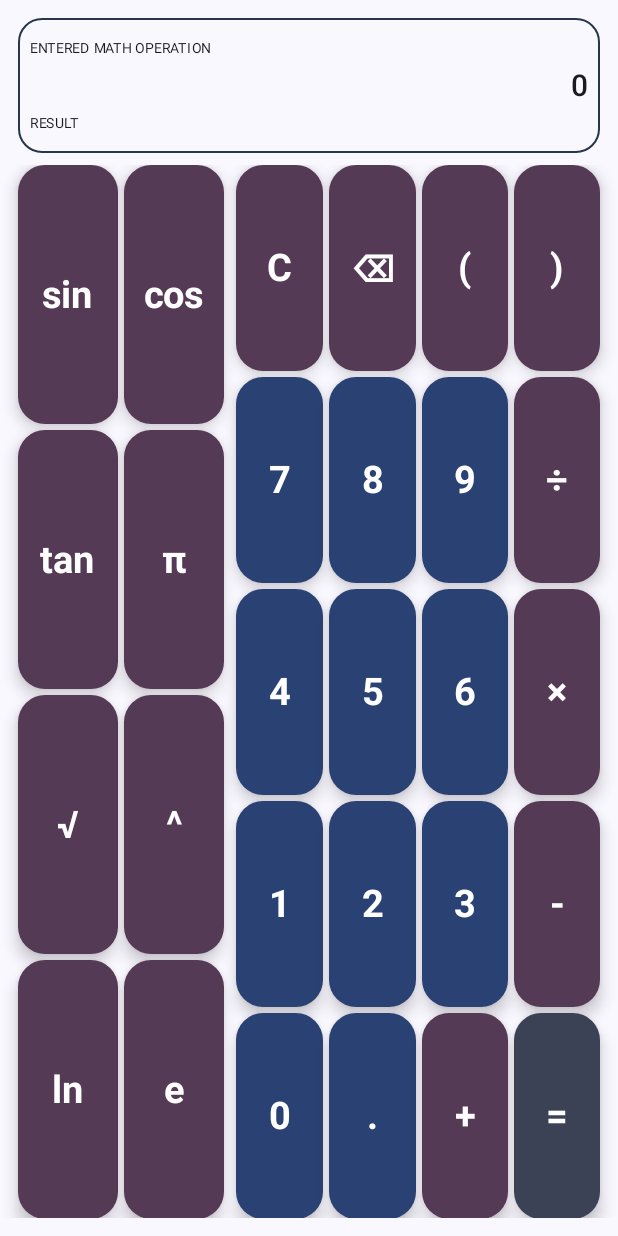
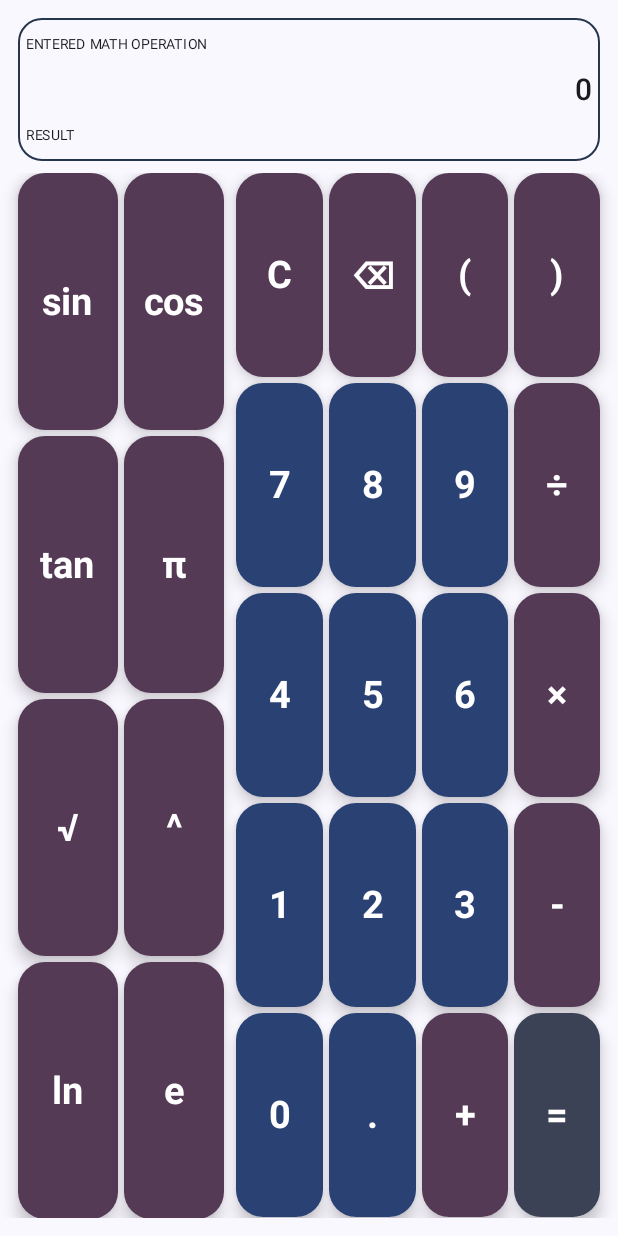
Before and after one commit to Walorson/calculator-android-app, an Android app built with Jetpack Compose: the composable LandscapeLayout called with empty values, on a phone screen of 412 x 824 dp. Run offline under Robolectric (Android 15) with nearby library versions, the phone set to English and light mode, and no system bars; 1 statement that could not run was skipped.

Commit message:
fix: layout

```diff
--- a/app/src/main/java/com/example/calculator_android_app/Display.kt
+++ b/app/src/main/java/com/example/calculator_android_app/Display.kt
@@ -30,7 +30,7 @@ fun Display(
     Column(
         modifier = Modifier
             .fillMaxWidth()
-            .height(if (compact) 90.dp else 155.dp)
+            .height(if (compact) 95.dp else 155.dp)
             .background(
                 color = MaterialTheme.colorScheme.surface,
                 shape = shape
@@ -40,7 +40,7 @@ fun Display(
                 color = Color(0xFF26364D),
                 shape = shape
             )
-            .padding(if (compact) 8.dp else 12.dp),
+            .padding(if (compact) 5.dp else 12.dp),
         verticalArrangement = Arrangement.SpaceBetween
     ) {
         Text(
```
Also changed, not shown: app/src/main/java/com/example/calculator_android_app/MainActivity.kt (+8 -2 lines).
